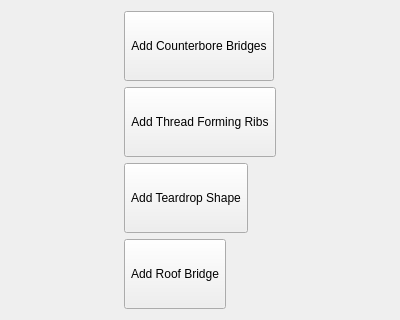
Qt form Resources/panels/ffDesign_HoleWizard.ui (Rahix/FusedFilamentDesign) before a commit.
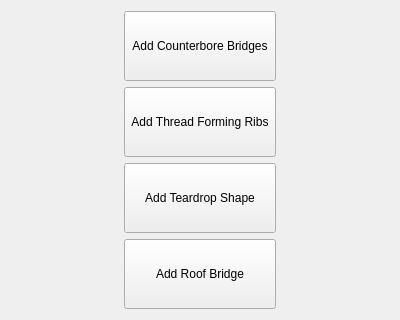
The same form after that commit. Icons and pictures are not drawn.

Commit message:
HoleWizard: Fix layout of the tool buttons
Make all buttons the same width by changing their sizing policy to
"Expanding" and adding a horizontal spacer left and right for the
buttons to keep them centered.

Patch:
```diff
--- a/Resources/panels/ffDesign_HoleWizard.ui
+++ b/Resources/panels/ffDesign_HoleWizard.ui
@@ -14,26 +14,23 @@
    <string>Hole Wizard</string>
   </property>
   <layout class="QGridLayout" name="gridLayout">
-   <item row="1" column="0">
-    <widget class="QToolButton" name="AddRibThreads">
+   <item row="3" column="1">
+    <widget class="QToolButton" name="AddRoofBridge">
      <property name="sizePolicy">
-      <sizepolicy hsizetype="Maximum" vsizetype="Preferred">
+      <sizepolicy hsizetype="Expanding" vsizetype="Preferred">
        <horstretch>0</horstretch>
        <verstretch>0</verstretch>
       </sizepolicy>
      </property>
-     <property name="text">
-      <string>Add Thread Forming Ribs</string>
-     </property>
      <property name="toolTip">
-      <string>Add ribs to a hole that allow a screw to form its own thread.
-
-Preconditions:
-- Hole must be threaded.</string>
+      <string>Add a roof bridge to the hole to avoid a steep overhang at the top.</string>
+     </property>
+     <property name="text">
+      <string>Add Roof Bridge</string>
      </property>
      <property name="icon">
       <iconset>
-       <normaloff>icons:ffDesign_RibThreads.svg</normaloff>icons:ffDesign_RibThreads.svg</iconset>
+       <normaloff>icons:ffDesign_RoofBridge.svg</normaloff>icons:ffDesign_RoofBridge.svg</iconset>
      </property>
      <property name="iconSize">
       <size>
@@ -46,20 +43,20 @@
      </property>
     </widget>
    </item>
-   <item row="2" column="0">
+   <item row="2" column="1">
     <widget class="QToolButton" name="AddTeardropShape">
      <property name="sizePolicy">
-      <sizepolicy hsizetype="Maximum" vsizetype="Preferred">
+      <sizepolicy hsizetype="Expanding" vsizetype="Preferred">
        <horstretch>0</horstretch>
        <verstretch>0</verstretch>
       </sizepolicy>
      </property>
-     <property name="text">
-      <string>Add Teardrop Shape</string>
-     </property>
      <property name="toolTip">
       <string>Add a teardrop shape to a hole.</string>
      </property>
+     <property name="text">
+      <string>Add Teardrop Shape</string>
+     </property>
      <property name="icon">
       <iconset>
        <normaloff>icons:ffDesign_Teardrop.svg</normaloff>icons:ffDesign_Teardrop.svg</iconset>
@@ -75,23 +72,36 @@
      </property>
     </widget>
    </item>
-   <item row="0" column="0">
+   <item row="2" column="2">
+    <spacer name="horizontalSpacer">
+     <property name="orientation">
+      <enum>Qt::Orientation::Horizontal</enum>
+     </property>
+     <property name="sizeHint" stdset="0">
+      <size>
+       <width>40</width>
+       <height>20</height>
+      </size>
+     </property>
+    </spacer>
+   </item>
+   <item row="0" column="1">
     <widget class="QToolButton" name="AddCounterboreBridges">
      <property name="sizePolicy">
-      <sizepolicy hsizetype="Maximum" vsizetype="Preferred">
+      <sizepolicy hsizetype="Expanding" vsizetype="Preferred">
        <horstretch>0</horstretch>
        <verstretch>0</verstretch>
       </sizepolicy>
      </property>
-     <property name="text">
-      <string>Add Counterbore Bridges</string>
-     </property>
      <property name="toolTip">
       <string>Add bridges to a counterbored hole so that it can be printed upside down.
 
 Preconditions:
 - Hole must have a counterbore.</string>
      </property>
+     <property name="text">
+      <string>Add Counterbore Bridges</string>
+     </property>
      <property name="icon">
       <iconset>
        <normaloff>icons:ffDesign_CounterboreBridges.svg</normaloff>icons:ffDesign_CounterboreBridges.svg</iconset>
@@ -107,23 +117,26 @@
      </property>
     </widget>
    </item>
-   <item row="3" column="0">
-    <widget class="QToolButton" name="AddRoofBridge">
+   <item row="1" column="1">
+    <widget class="QToolButton" name="AddRibThreads">
      <property name="sizePolicy">
-      <sizepolicy hsizetype="Maximum" vsizetype="Preferred">
+      <sizepolicy hsizetype="Expanding" vsizetype="Preferred">
        <horstretch>0</horstretch>
        <verstretch>0</verstretch>
       </sizepolicy>
      </property>
-     <property name="text">
-      <string>Add Roof Bridge</string>
-     </property>
      <property name="toolTip">
-      <string>Add a roof bridge to the hole to avoid a steep overhang at the top.</string>
+      <string>Add ribs to a hole that allow a screw to form its own thread.
+
+Preconditions:
+- Hole must be threaded.</string>
+     </property>
+     <property name="text">
+      <string>Add Thread Forming Ribs</string>
      </property>
      <property name="icon">
       <iconset>
-       <normaloff>icons:ffDesign_RoofBridge.svg</normaloff>icons:ffDesign_RoofBridge.svg</iconset>
+       <normaloff>icons:ffDesign_RibThreads.svg</normaloff>icons:ffDesign_RibThreads.svg</iconset>
      </property>
      <property name="iconSize">
       <size>
@@ -136,6 +149,19 @@
      </property>
     </widget>
    </item>
+   <item row="2" column="0">
+    <spacer name="horizontalSpacer_2">
+     <property name="orientation">
+      <enum>Qt::Orientation::Horizontal</enum>
+     </property>
+     <property name="sizeHint" stdset="0">
+      <size>
+       <width>40</width>
+       <height>20</height>
+      </size>
+     </property>
+    </spacer>
+   </item>
   </layout>
  </widget>
  <resources/>
```
